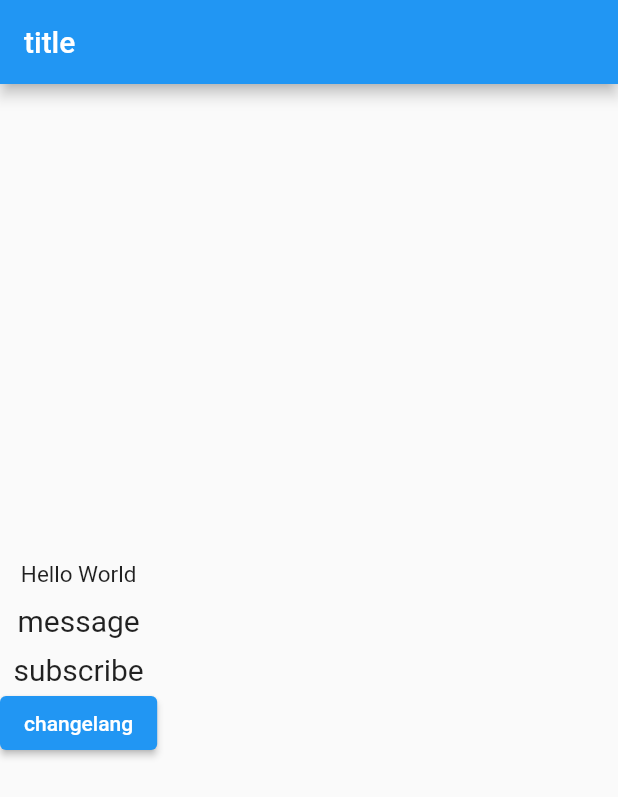
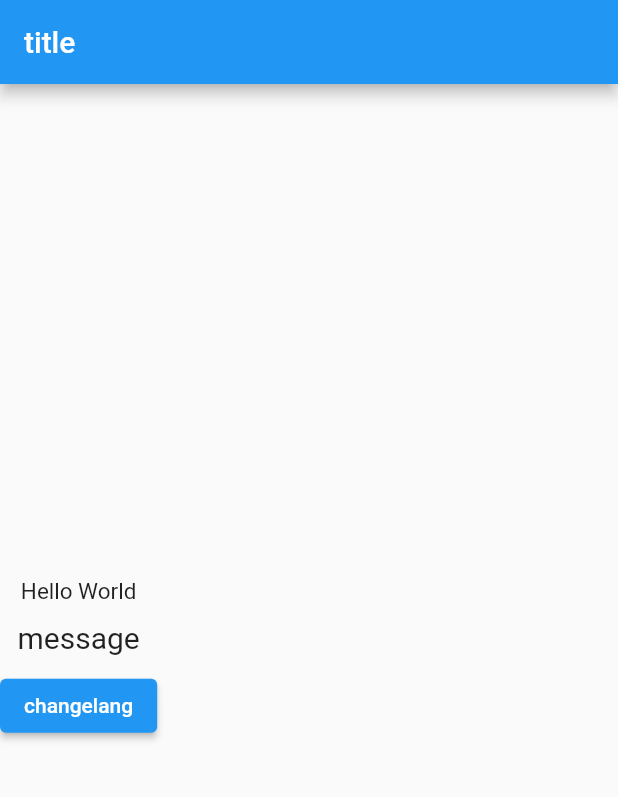
Before and after one commit to khaledsawan/Hungry-, a Flutter app: the screen it shows after launch, on a phone screen of 412 x 824 dp. Shown: the top 797 px of the screen. Run offline on Flutter 3.47's test engine with Material 2 defaults, Android fonts, the phone set to English and light mode, and no system bars; our stand-ins replace dots_indicator, flutter_typeahead, geocoding, geolocator, get, get_storage and 4 more; missing offline and left inert: flutter_keyboard_visibility_web, flutter_secure_storage_web, geolocator_web, google_maps_flutter_web, google_maps_webservice, package_info_plus_web and 1 more.

```diff
--- a/lib/screen/setting/setting_page.dart
+++ b/lib/screen/setting/setting_page.dart
@@ -7,7 +7,6 @@ class SettingPage extends StatelessWidget {
   final List locale = [
     {'name': 'ENGLISH', 'locale': Locale('en', 'US')},
     {'name': 'Arabic', 'locale': Locale('ar', 'SY')},
-
   ];
   updateLanguage(Locale locale) {
     Get.back();
@@ -80,10 +79,7 @@ class SettingPage extends StatelessWidget {
             SizedBox(
               height: 10,
             ),
-            Text(
-              'subscribe'.tr,
-              style: TextStyle(fontSize: 20),
-            ),
+
             ElevatedButton(
                 onPressed: () {
                   ChangeLanguageAlertDialog(context);
```
